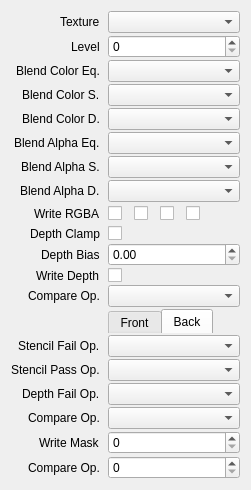
Before: the Qt Designer form src/session/AttachmentProperties.ui in houmain/gpupad, drawn with Qt 5.
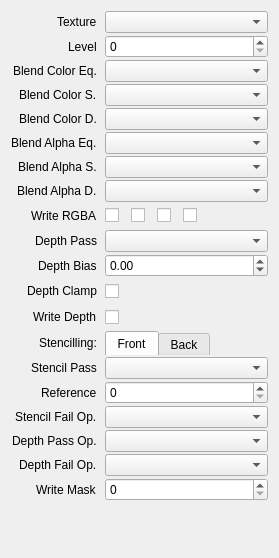
After: the same form once the commit is applied. Custom widgets are drawn as their Qt base class.

Commit message: Target/Attachment Properties

What changed in the file:
```diff
--- a/src/session/AttachmentProperties.ui
+++ b/src/session/AttachmentProperties.ui
@@ -2,6 +2,14 @@
 <ui version="4.0">
  <class>AttachmentProperties</class>
  <widget class="QWidget" name="AttachmentProperties">
+  <property name="geometry">
+   <rect>
+    <x>0</x>
+    <y>0</y>
+    <width>279</width>
+    <height>558</height>
+   </rect>
+  </property>
   <layout class="QVBoxLayout" name="verticalLayout">
    <item>
     <layout class="QFormLayout" name="formLayout">
@@ -26,98 +34,117 @@
      <property name="bottomMargin">
       <number>0</number>
      </property>
-     <item row="1" column="0">
+     <item row="0" column="0">
       <widget class="QLabel" name="labelTexture">
        <property name="text">
         <string>Texture</string>
        </property>
       </widget>
      </item>
-     <item row="1" column="1">
+     <item row="0" column="1">
       <widget class="ReferenceComboBox" name="texture"/>
      </item>
-     <item row="2" column="0">
+     <item row="1" column="0">
       <widget class="QLabel" name="labelLevel">
        <property name="text">
         <string>Level</string>
        </property>
       </widget>
      </item>
-     <item row="2" column="1">
+     <item row="1" column="1">
       <widget class="QSpinBox" name="level"/>
      </item>
-     <item row="3" column="0">
+     <item row="2" column="0">
       <widget class="QLabel" name="labelBlendColorEq">
        <property name="text">
         <string>Blend Color Eq.</string>
        </property>
       </widget>
      </item>
-     <item row="3" column="1">
+     <item row="2" column="1">
       <widget class="DataComboBox" name="blendColorEq"/>
      </item>
-     <item row="4" column="0">
+     <item row="3" column="0">
       <widget class="QLabel" name="labelBlendColorSource">
        <property name="text">
         <string>Blend Color S.</string>
        </property>
       </widget>
      </item>
-     <item row="4" column="1">
+     <item row="3" column="1">
       <widget class="DataComboBox" name="blendColorSource"/>
      </item>
-     <item row="5" column="0">
+     <item row="4" column="0">
       <widget class="QLabel" name="labelBlendColorDest">
        <property name="text">
         <string>Blend Color D.</string>
        </property>
       </widget>
      </item>
-     <item row="5" column="1">
+     <item row="4" column="1">
       <widget class="DataComboBox" name="blendColorDest"/>
      </item>
-     <item row="6" column="0">
+     <item row="5" column="0">
       <widget class="QLabel" name="labelBlendAlphaEq">
        <property name="text">
         <string>Blend Alpha Eq.</string>
        </property>
       </widget>
      </item>
-     <item row="6" column="1">
-      <widget class="DataComboBox" name="alphaBlendEq"/>
+     <item row="5" column="1">
+      <widget class="DataComboBox" name="blendAlphaEq"/>
      </item>
-     <item row="7" column="0">
+     <item row="6" column="0">
       <widget class="QLabel" name="labelBlendAlphaSource">
        <property name="text">
         <string>Blend Alpha S.</string>
        </property>
       </widget>
      </item>
-     <item row="7" column="1">
+     <item row="6" column="1">
       <widget class="DataComboBox" name="blendAlphaSource"/>
      </item>
-     <item row="8" column="0">
+     <item row="7" column="0">
       <widget class="QLabel" name="labelBlendAlphaDest">
        <property name="text">
         <string>Blend Alpha D.</string>
        </property>
       </widget>
      </item>
-     <item row="8" column="1">
+     <item row="7" column="1">
       <widget class="DataComboBox" name="blendAlphaDest"/>
      </item>
-     <item row="9" column="0">
+     <item row="8" column="0">
       <widget class="QLabel" name="labelColorWriteMask">
        <property name="text">
         <string>Write RGBA</string>
        </property>
       </widget>
      </item>
-     <item row="9" column="1">
-      <layout class="QHBoxLayout" name="horizontalLayout">
+     <item row="8" column="1">
+      <widget class="QWidget" name="colorWriteMask" native="true">
+       <property name="minimumSize">
+        <size>
+         <width>0</width>
+         <height>24</height>
+        </size>
+       </property>
+       <layout class="QHBoxLayout">
        <property name="spacing">
         <number>12</number>
        </property>
+        <property name="leftMargin">
+         <number>0</number>
+        </property>
+        <property name="topMargin">
+         <number>0</number>
+        </property>
+        <property name="rightMargin">
+         <number>0</number>
+        </property>
+        <property name="bottomMargin">
+         <number>0</number>
+        </property>
        <item>
         <widget class="QCheckBox" name="writeMaskR">
          <property name="text">
@@ -153,37 +180,58 @@
          </property>
          <property name="sizeHint" stdset="0">
           <size>
-           <width>40</width>
-           <height>20</height>
+            <width>0</width>
+            <height>0</height>
           </size>
          </property>
         </spacer>
        </item>
       </layout>
+      </widget>
+     </item>
+     <item row="9" column="0">
+      <widget class="QLabel" name="labelDepthCompareFunc">
+       <property name="text">
+        <string>Depth Pass</string>
+       </property>
+      </widget>
+     </item>
+     <item row="9" column="1">
+      <widget class="DataComboBox" name="depthCompareFunc"/>
      </item>
      <item row="10" column="0">
-      <widget class="QLabel" name="labelDepthClamp">
-       <property name="text">
-        <string>Depth Clamp</string>
-       </property>
-      </widget>
-     </item>
-     <item row="10" column="1">
-      <widget class="QCheckBox" name="depthClamp">
-       <property name="text">
-        <string/>
-       </property>
-      </widget>
-     </item>
-     <item row="11" column="0">
       <widget class="QLabel" name="labelDepthBias">
        <property name="text">
         <string>Depth Bias</string>
        </property>
       </widget>
      </item>
+     <item row="10" column="1">
+      <widget class="QDoubleSpinBox" name="depthBias">
+       <property name="minimum">
+        <double>-99.000000000000000</double>
+       </property>
+      </widget>
+     </item>
+     <item row="11" column="0">
+      <widget class="QLabel" name="labelDepthClamp">
+       <property name="text">
+        <string>Depth Clamp</string>
+       </property>
+      </widget>
+     </item>
      <item row="11" column="1">
-      <widget class="QDoubleSpinBox" name="depthBias"/>
+      <widget class="QCheckBox" name="depthClamp">
+       <property name="minimumSize">
+        <size>
+         <width>0</width>
+         <height>24</height>
+        </size>
+       </property>
+       <property name="text">
+        <string/>
+       </property>
+      </widget>
      </item>
      <item row="12" column="0">
       <widget class="QLabel" name="labelDepthWriteMask">
@@ -194,6 +242,12 @@
      </item>
      <item row="12" column="1">
       <widget class="QCheckBox" name="depthWrite">
+       <property name="minimumSize">
+        <size>
+         <width>0</width>
+         <height>24</height>
+        </size>
+       </property>
        <property name="text">
         <string/>
        </property>
@@ -202,15 +256,12 @@
      <item row="13" column="0">
       <widget class="QLabel" name="labelDepthCompareOp">
        <property name="text">
-        <string>Compare Op.</string>
+        <string>Stencilling:</string>
        </property>
       </widget>
      </item>
      <item row="13" column="1">
-      <widget class="DataComboBox" name="depthCompareOp"/>
-     </item>
-     <item row="14" column="1">
-      <widget class="QTabWidget" name="tabStencil">
+      <widget class="QTabWidget" name="tabStencilSide">
        <property name="sizePolicy">
         <sizepolicy hsizetype="Expanding" vsizetype="Fixed">
          <horstretch>1</horstretch>
@@ -241,10 +292,27 @@
        </widget>
       </widget>
      </item>
-     <item row="15" column="1">
-      <widget class="DataComboBox" name="stencilFailOp"/>
+     <item row="14" column="0">
+      <widget class="QLabel" name="labelStencilCompareFunc">
+       <property name="text">
+        <string>Stencil Pass</string>
+       </property>
+      </widget>
+     </item>
+     <item row="14" column="1">
+      <widget class="DataComboBox" name="stencilCompareFunc"/>
      </item>
      <item row="15" column="0">
+      <widget class="QLabel" name="labelStencilReference">
+       <property name="text">
+        <string>Reference</string>
+       </property>
+      </widget>
+     </item>
+     <item row="15" column="1">
+      <widget class="QSpinBox" name="stencilReference"/>
+     </item>
+     <item row="16" column="0">
       <widget class="QLabel" name="labelStencilFailOp">
        <property name="text">
         <string>Stencil Fail Op.</string>
@@ -252,19 +320,19 @@
       </widget>
      </item>
      <item row="16" column="1">
-      <widget class="DataComboBox" name="stencilPassOp"/>
-     </item>
-     <item row="17" column="1">
-      <widget class="DataComboBox" name="stencilDepthFailOp"/>
-     </item>
-     <item row="16" column="0">
-      <widget class="QLabel" name="labelStencilPassOp">
-       <property name="text">
-        <string>Stencil Pass Op.</string>
-       </property>
-      </widget>
+      <widget class="DataComboBox" name="stencilFailOp"/>
      </item>
      <item row="17" column="0">
+      <widget class="QLabel" name="labelStencilDepthPassOp">
+       <property name="text">
+        <string>Depth Pass Op.</string>
+       </property>
+      </widget>
+     </item>
+     <item row="17" column="1">
+      <widget class="DataComboBox" name="stencilDepthPassOp"/>
+     </item>
+     <item row="18" column="0">
       <widget class="QLabel" name="labelStencilDepthFailOp">
        <property name="text">
         <string>Depth Fail Op.</string>
@@ -272,20 +340,7 @@
       </widget>
      </item>
      <item row="18" column="1">
-      <widget class="DataComboBox" name="stencilCompareOp"/>
-     </item>
-     <item row="18" column="0">
-      <widget class="QLabel" name="labelStencilCompareOp">
-       <property name="text">
-        <string>Compare Op.</string>
-       </property>
-      </widget>
-     </item>
-     <item row="19" column="1">
-      <widget class="QSpinBox" name="stencilWriteMask"/>
-     </item>
-     <item row="20" column="1">
-      <widget class="QSpinBox" name="stencilReference"/>
+      <widget class="DataComboBox" name="stencilDepthFailOp"/>
      </item>
      <item row="19" column="0">
       <widget class="QLabel" name="labelStencilWriteMask">
@@ -294,28 +349,24 @@
        </property>
       </widget>
      </item>
-     <item row="20" column="0">
-      <widget class="QLabel" name="labelStencilReference">
-       <property name="text">
-        <string>Compare Op.</string>
-       </property>
-      </widget>
+     <item row="19" column="1">
+      <widget class="QSpinBox" name="stencilWriteMask"/>
      </item>
     </layout>
    </item>
   </layout>
  </widget>
  <customwidgets>
-  <customwidget>
-   <class>ReferenceComboBox</class>
-   <extends>QComboBox</extends>
-   <header>session/ReferenceComboBox.h</header>
-  </customwidget>
   <customwidget>
    <class>DataComboBox</class>
    <extends>QComboBox</extends>
    <header>session/DataComboBox.h</header>
   </customwidget>
+  <customwidget>
+   <class>ReferenceComboBox</class>
+   <extends>QComboBox</extends>
+   <header>session/ReferenceComboBox.h</header>
+  </customwidget>
  </customwidgets>
  <resources/>
  <connections/>
```
Left out of the diff: 7 changed lines with no effect on the pictures. Lines whose indentation alone changed are shown as unchanged. The commit also changes 24 other files.
